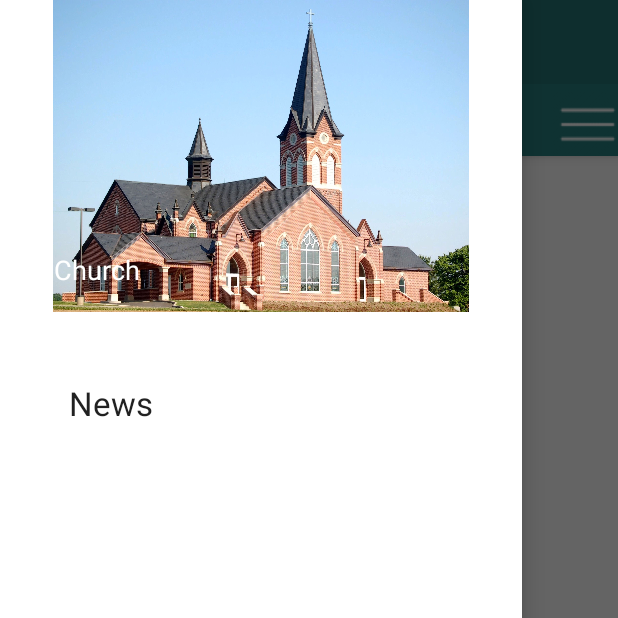
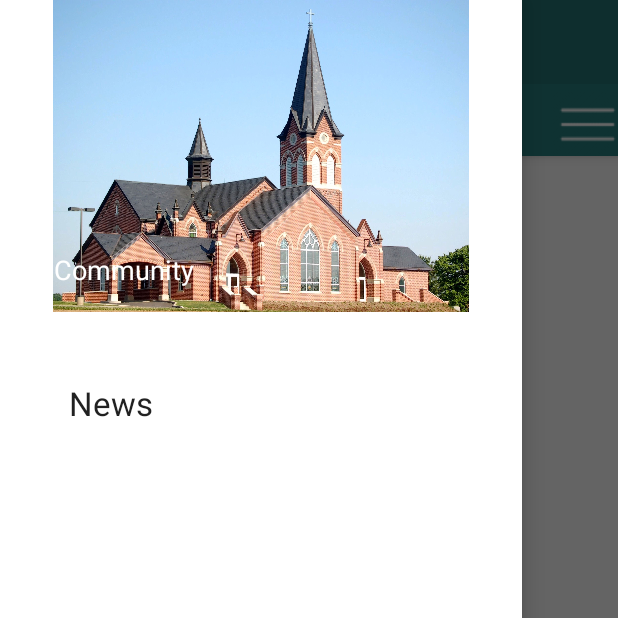
Before and after one commit to WillofD/Community, an Android app: the screen it shows after launch (MainActivity), with the side drawer open, on a phone screen of 412 x 824 dp, the top half of it. Run offline under Robolectric (Android 15) with nearby library versions, the phone set to English and light mode, and no system bars; plain views replace KenBurnsView.

Commit message:
.CorectDrawerLayout

```diff
--- a/app/src/main/res/layout/drawyer_laout_items.xml
+++ b/app/src/main/res/layout/drawyer_laout_items.xml
@@ -33,7 +33,7 @@
                 android:layout_gravity="bottom"
                 android:layout_marginLeft="20dp"
                 android:padding="@dimen/activity_horizontal_margin"
-                android:text="Church"
+                android:text="Community"
                 android:textAppearance="@android:style/TextAppearance.Medium"
                 android:textColor="@color/white" />
 
@@ -53,7 +53,7 @@
                 android:id="@+id/textView2"
                 android:layout_width="match_parent"
                 android:layout_height="0dp"
-                android:layout_weight="1"
+                android:layout_weight="0.3"
                 android:padding="@dimen/activity_horizontal_margin"
                 android:text="Feeds"
                 android:textAppearance="?android:attr/textAppearanceLarge" />
@@ -63,7 +63,7 @@
                 android:layout_width="match_parent"
                 android:layout_height="0dp"
 
-                android:layout_weight="1"
+                android:layout_weight="0.3"
                 android:padding="@dimen/activity_horizontal_margin"
                 android:text="Church News"
                 android:textAppearance="?android:attr/textAppearanceLarge" />
```
